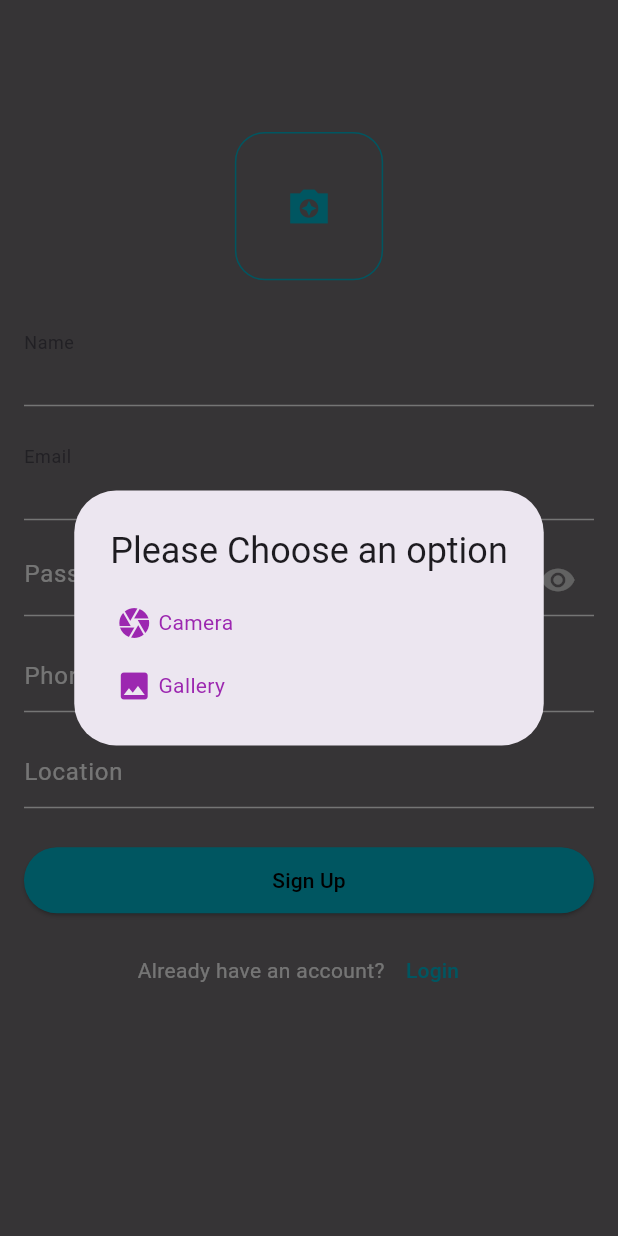
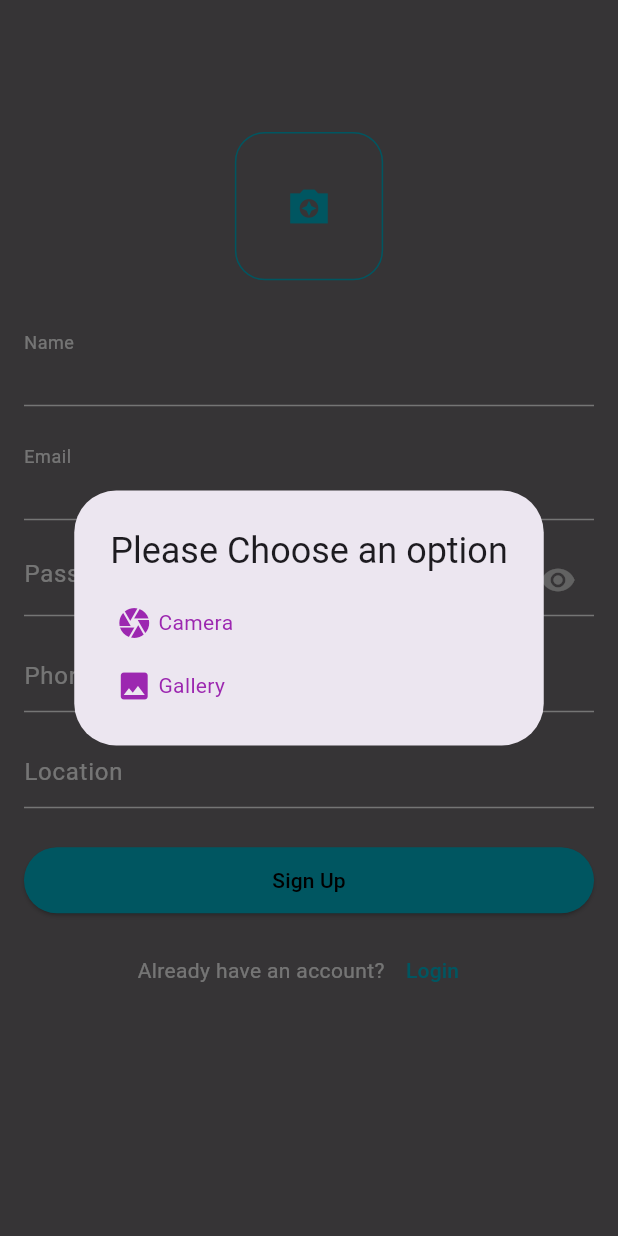
Before and after one commit to merrickfortis24/ijob_clone_app, a Flutter app: the SignUp screen opened directly, after a tap on the "camera enhance" icon, on a phone screen of 412 x 824 dp. Run offline on Flutter 3.47's test engine with Material 3 defaults, Android fonts, the phone set to English and light mode, and no system bars; drawn by our look-alikes of cached_network_image; our stand-ins replace cloud_firestore, firebase_auth, firebase_core, firebase_storage, image_cropper, image_picker; accounts and stored records are empty; network calls fail.

Commit message:
Enhance SignUp form styling with improved cursor and label colors

```diff
--- a/lib/SignupPage/signup_screen.dart
+++ b/lib/SignupPage/signup_screen.dart
@@ -327,12 +327,18 @@ class _SignUpState extends State<SignUp> with TickerProviderStateMixin {
                           }
                           return null;
                         },
+                        cursorColor: Colors.white,
                         style: const TextStyle(color: Colors.white),
                         decoration: const InputDecoration(
                           labelText: 'Name',
+                          labelStyle: TextStyle(color: Colors.white),
+                          floatingLabelStyle: TextStyle(color: Colors.white),
                           hintText: 'Full name / Company name',
                           hintStyle: TextStyle(color: Colors.white),
                           enabledBorder: UnderlineInputBorder(
+                            borderSide: BorderSide(color: Colors.white),
+                          ),
+                          focusedBorder: UnderlineInputBorder(
                             borderSide: BorderSide(color: Colors.white),
                           ),
                         ),
@@ -353,12 +359,18 @@ class _SignUpState extends State<SignUp> with TickerProviderStateMixin {
                           }
                           return null;
                         },
+                        cursorColor: Colors.white,
                         style: const TextStyle(color: Colors.white),
                         decoration: const InputDecoration(
                           labelText: 'Email',
+                          labelStyle: TextStyle(color: Colors.white),
+                          floatingLabelStyle: TextStyle(color: Colors.white),
                           hintText: 'Email',
                           hintStyle: TextStyle(color: Colors.white),
                           enabledBorder: UnderlineInputBorder(
+                            borderSide: BorderSide(color: Colors.white),
+                          ),
+                          focusedBorder: UnderlineInputBorder(
                             borderSide: BorderSide(color: Colors.white),
                           ),
                         ),
```
